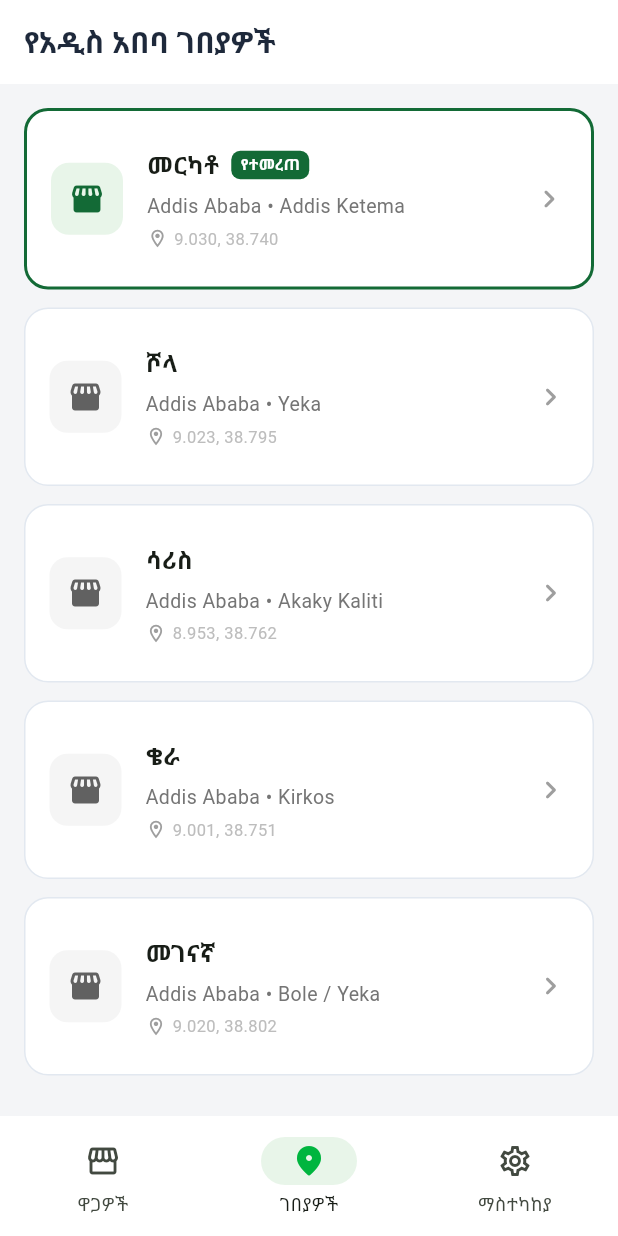
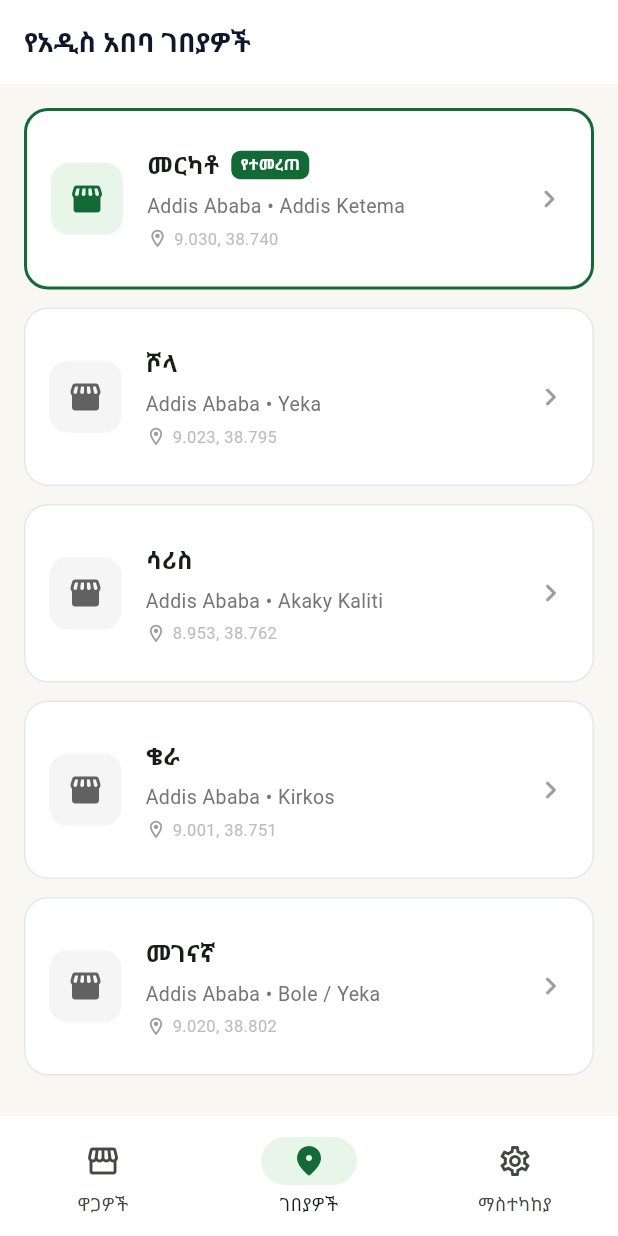
Before and after one commit to emandoyesus/Gebeya, a Flutter app: the screen it shows after launch, item 2 of the bottom bar chosen, on a phone screen of 412 x 824 dp. Run offline on Flutter 3.47's test engine with Material 3 defaults, Android fonts, the phone set to English and light mode, and no system bars; our stand-ins replace fl_chart, flutter_riverpod, go_router, google_fonts, shared_preferences, supabase_flutter; accounts and stored records are empty; network calls fail.

Commit message:
fix(ui): eliminate grid card RenderFlex overflow and harmonize Ethiopian forest green & gold palette

```diff
--- a/lib/app/router.dart
+++ b/lib/app/router.dart
@@ -83,17 +83,17 @@ class _ScaffoldWithNavBar extends ConsumerWidget {
         destinations: [
           NavigationDestination(
             icon: const Icon(Icons.storefront_outlined),
-            selectedIcon: const Icon(Icons.storefront_rounded, color: Color(0xFF00B53F)),
+            selectedIcon: const Icon(Icons.storefront_rounded, color: Color(0xFF136A36)),
             label: isAmharic ? 'ዋጋዎች' : 'Prices',
           ),
           NavigationDestination(
             icon: const Icon(Icons.location_on_outlined),
-            selectedIcon: const Icon(Icons.location_on_rounded, color: Color(0xFF00B53F)),
+            selectedIcon: const Icon(Icons.location_on_rounded, color: Color(0xFF136A36)),
             label: isAmharic ? 'ገበያዎች' : 'Markets',
           ),
           NavigationDestination(
             icon: const Icon(Icons.settings_outlined),
-            selectedIcon: const Icon(Icons.settings_rounded, color: Color(0xFF00B53F)),
+            selectedIcon: const Icon(Icons.settings_rounded, color: Color(0xFF136A36)),
             label: isAmharic ? 'ማስተካከያ' : 'Settings',
           ),
         ],
--- a/lib/app/theme.dart
+++ b/lib/app/theme.dart
@@ -2,15 +2,16 @@ import 'package:flutter/material.dart';
 import 'package:google_fonts/google_fonts.dart';
 
 class AppTheme {
-  // JIJI-inspired vibrant Ethiopian market palette
-  static const Color jijiGreen = Color(0xFF00B53F);
-  static const Color primaryGreen = Color(0xFF00B53F);
-  static const Color primaryGreenDark = Color(0xFF0B7B39);
-  static const Color accentGold = Color(0xFFF59E0B);
+  // Rich, authentic Ethiopian market palette
+  static const Color primaryGreen = Color(0xFF136A36);
+  static const Color primaryGreenDark = Color(0xFF0E4C26);
+  static const Color primaryGreenLight = Color(0xFF2E8540);
+  static const Color accentGold = Color(0xFFD97706);
+  static const Color accentGoldLight = Color(0xFFFEF3C7);
   static const Color telegramBlue = Color(0xFF0088CC);
-  static const Color backgroundLight = Color(0xFFF4F5F7);
+  static const Color backgroundLight = Color(0xFFF8F7F2);
   static const Color surfaceWhite = Colors.white;
-  static const Color textDark = Color(0xFF1E293B);
+  static const Color textDark = Color(0xFF0F172A);
   static const Color textMuted = Color(0xFF64748B);
   static const Color borderLight = Color(0xFFE5E7EB);
   static const Color priceBadgeBg = Color(0xFFE8F5E9);
@@ -29,16 +30,26 @@ class AppTheme {
       inputDecorationTheme: InputDecorationTheme(
         filled: true,
         fillColor: surfaceWhite,
-        contentPadding: const EdgeInsets.all(18),
+        contentPadding: const EdgeInsets.symmetric(horizontal: 16, vertical: 14),
         border: OutlineInputBorder(
-          borderRadius: BorderRadius.circular(16),
+          borderRadius: BorderRadius.circular(14),
           borderSide: const BorderSide(color: borderLight),
+        ),
+        enabledBorder: OutlineInputBorder(
+          borderRadius: BorderRadius.circular(14),
+          borderSide: const BorderSide(color: borderLight),
+        ),
+        focusedBorder: OutlineInputBorder(
+          borderRadius: BorderRadius.circular(14),
+          borderSide: const BorderSide(color: primaryGreen, width: 1.5),
         ),
       ),
       filledButtonTheme: FilledButtonThemeData(
         style: FilledButton.styleFrom(
-          minimumSize: const Size(48, 52),
-          shape: RoundedRectangleBorder(borderRadius: BorderRadius.circular(14)),
+          backgroundColor: primaryGreen,
+          foregroundColor: Colors.white,
+          minimumSize: const Size(48, 50),
+          shape: RoundedRectangleBorder(borderRadius: BorderRadius.circular(12)),
         ),
       ),
       textTheme: GoogleFonts.notoSansEthiopicTextTheme(base.textTheme).copyWith(
@@ -67,7 +78,7 @@ class AppTheme {
         scrolledUnderElevation: 1,
         centerTitle: false,
         titleTextStyle: GoogleFonts.notoSansEthiopic(
-          fontSize: 20,
+          fontSize: 18,
           fontWeight: FontWeight.bold,
           color: textDark,
         ),
@@ -77,13 +88,13 @@ class AppTheme {
         color: surfaceWhite,
         elevation: 0,
         shape: RoundedRectangleBorder(
-          borderRadius: BorderRadius.circular(16),
+          borderRadius: BorderRadius.circular(14),
           side: const BorderSide(color: borderLight, width: 1),
         ),
       ),
       chipTheme: ChipThemeData(
         shape: RoundedRectangleBorder(
-          borderRadius: BorderRadius.circular(20),
+          borderRadius: BorderRadius.circular(12),
         ),
         side: BorderSide.none,
       ),
```
Also changed, not shown: lib/features/items/presentation/screens/home_screen.dart (+28 -28 lines), lib/features/items/presentation/screens/item_detail_screen.dart (+16 -16 lines), lib/features/items/presentation/widgets/category_filter_chips.dart (+16 -16 lines), lib/features/items/presentation/widgets/price_card.dart (+49 -47 lines), lib/features/settings/presentation/screens/settings_screen.dart (+7 -7 lines).
